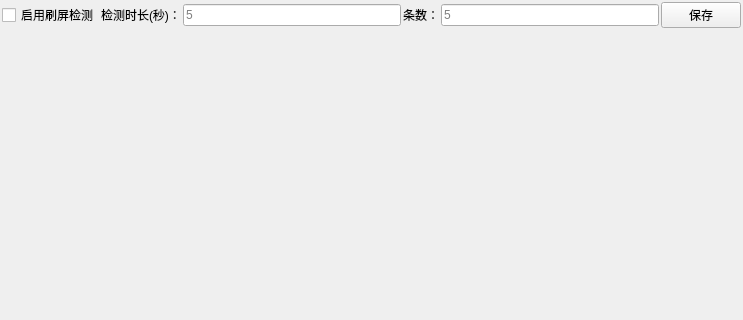
This is ui/qunguan.ui in qiancao1/chun_bai_ling as Qt 5 draws it before an edit; both pictures show x 0 to 743 and y 0 to 320 of the 743 by 484 pixel window. The edited form follows.
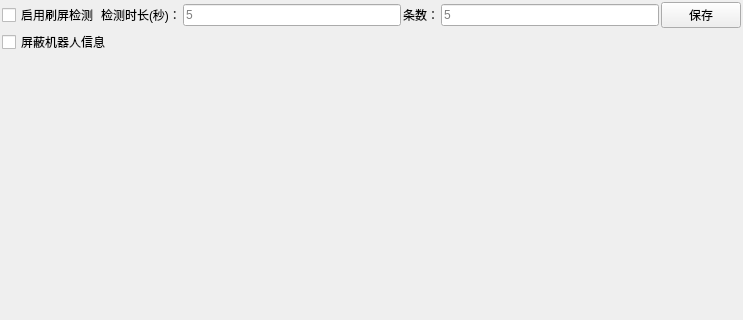
This is the edited form.

Commit message: 增加屏蔽机器人开关

```diff
--- a/ui/qunguan.ui
+++ b/ui/qunguan.ui
@@ -88,6 +88,13 @@
      </property>
     </layout>
    </item>
+   <item>
+    <widget class="QCheckBox" name="checkBox_2">
+     <property name="text">
+      <string>屏蔽机器人信息</string>
+     </property>
+    </widget>
+   </item>
    <item>
     <spacer name="verticalSpacer">
      <property name="orientation">
```
The commit also changes 7 other files.
